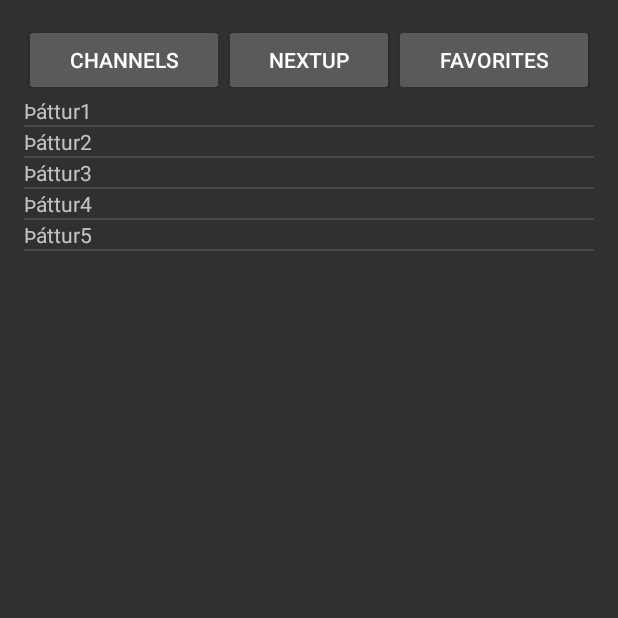
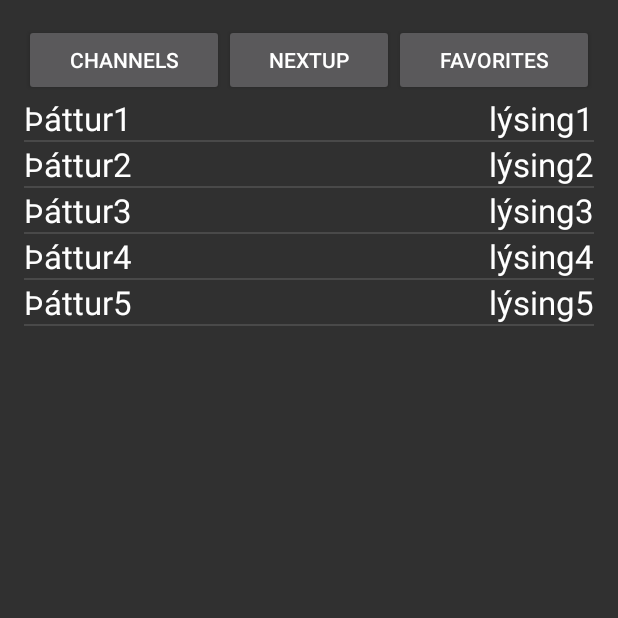
Before and after one commit to TheTvWatch/TvWatcher, an Android app: the fragment FavoritesFragment placed in its activity, on a phone screen of 412 x 824 dp, the top half of it. Run offline under Robolectric (Android 15) with nearby library versions, the phone set to English and light mode, and no system bars.

Commit message:
pretty list adapter

```diff
--- a/app/src/main/java/is/hi/hbv2/tvwatch/BroadCastItemAdapter.java
+++ b/app/src/main/java/is/hi/hbv2/tvwatch/BroadCastItemAdapter.java
@@ -1,9 +1,15 @@
 package is.hi.hbv2.tvwatch;
 
 import android.content.Context;
+import android.view.Display;
+import android.view.LayoutInflater;
 import android.view.View;
 import android.view.ViewGroup;
+import android.view.WindowManager;
 import android.widget.ArrayAdapter;
+import android.widget.FrameLayout;
+import android.widget.LinearLayout;
+import android.widget.TextView;
 
 import java.util.ArrayList;
 import java.util.List;
@@ -12,13 +18,40 @@ import java.util.List;
  * Created by ari on 02-Mar-16.
  */
 public class BroadCastItemAdapter extends ArrayAdapter<BroadCastItem> {
+    private LayoutInflater inflater;
 
     public BroadCastItemAdapter(Context c,int id, List<BroadCastItem> myspace){
         super(c, id, myspace);
+        inflater = (LayoutInflater)getContext().getSystemService(getContext().LAYOUT_INFLATER_SERVICE);
     }
 
     @Override
     public View getView(int position, View convertView, ViewGroup parent){
-      return new View;
+        ViewContainer vc = null;
+        if (convertView == null){
+            vc = new ViewContainer();
+            convertView = inflater.inflate(R.layout.temporary_textview, null);
+            TextView title = (TextView)convertView.findViewById(R.id.itemtitle);
+            TextView desc = (TextView)convertView.findViewById(R.id.itemdesc);
+            vc.titleView = title;
+            vc.descView = desc;
+            convertView.setTag(vc);
+        }else{
+            vc = (ViewContainer)convertView.getTag();
+        }
+        BroadCastItem item = getItem(position);
+        vc.titleView.setText(item.getTitle());
+        vc.descView.setText(item.getDesc());
+
+        return convertView;
+    }
+    static class ViewContainer{
+
+        TextView titleView;
+        TextView descView;
+        FrameLayout frameLayout;
+        ViewContainer (){
+
+        }
     }
 }
--- a/app/src/main/java/is/hi/hbv2/tvwatch/FavoritesFragment.java
+++ b/app/src/main/java/is/hi/hbv2/tvwatch/FavoritesFragment.java
@@ -64,7 +64,9 @@ public class FavoritesFragment extends Fragment {
             tt.setText(b.getTitle());
             tempStringList.add(b.getTitle());
         }
-        ArrayAdapter<String> adapter = new ArrayAdapter<String>(getContext(), R.layout.temporary_textview, tempStringList);
+        //ArrayAdapter<String> adapter = new ArrayAdapter<String>(getContext(), R.layout.temporary_textview, tempStringList);
+        BroadCastItemAdapter adapter = new BroadCastItemAdapter(getContext(),R.layout.temporary_textview,sched);
+
         listView.setAdapter(adapter);
     }
 }
--- a/app/src/main/res/layout/temporary_textview.xml
+++ b/app/src/main/res/layout/temporary_textview.xml
@@ -1,5 +1,20 @@
 <?xml version="1.0" encoding="utf-8"?>
-<TextView xmlns:android="http://schemas.android.com/apk/res/android"
+<FrameLayout xmlns:android="http://schemas.android.com/apk/res/android"
     android:layout_width="match_parent" android:layout_height="match_parent">
 
-</TextView>
+    <TextView
+        android:layout_width="wrap_content"
+        android:layout_height="wrap_content"
+        android:textAppearance="?android:attr/textAppearanceLarge"
+        android:text="Large Text"
+        android:id="@+id/itemtitle"
+        android:layout_gravity="left|top" />
+
+    <TextView
+        android:layout_width="wrap_content"
+        android:layout_height="wrap_content"
+        android:textAppearance="?android:attr/textAppearanceLarge"
+        android:text="Large Text"
+        android:id="@+id/itemdesc"
+        android:layout_gravity="right|top" />
+</FrameLayout>
```
